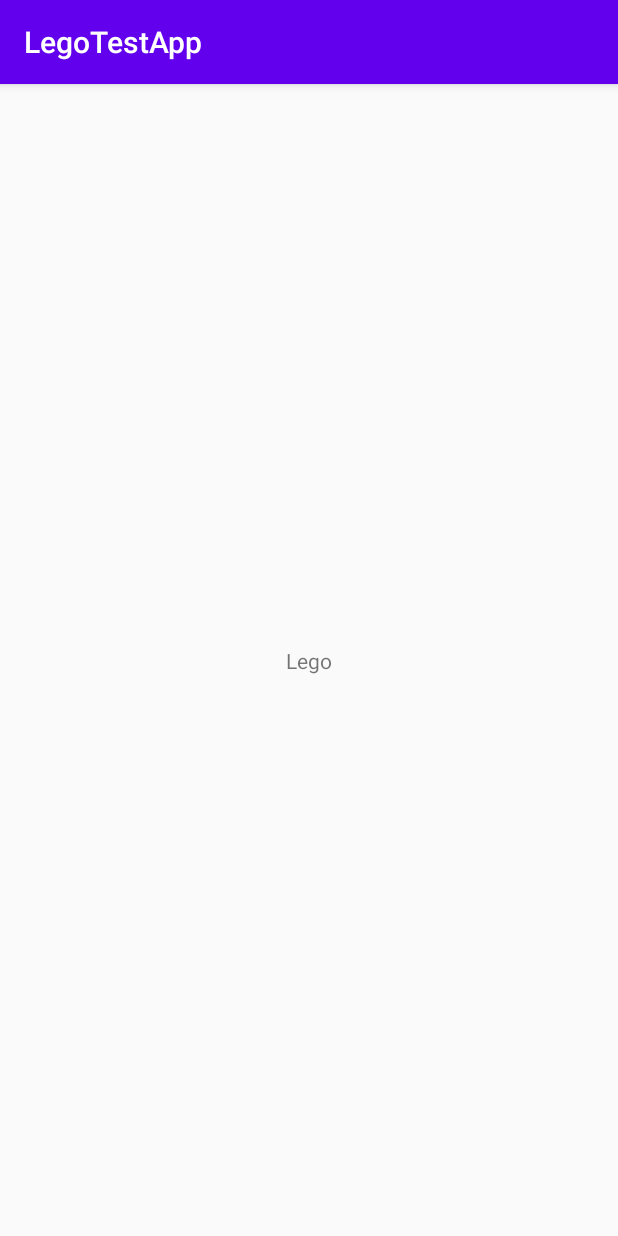
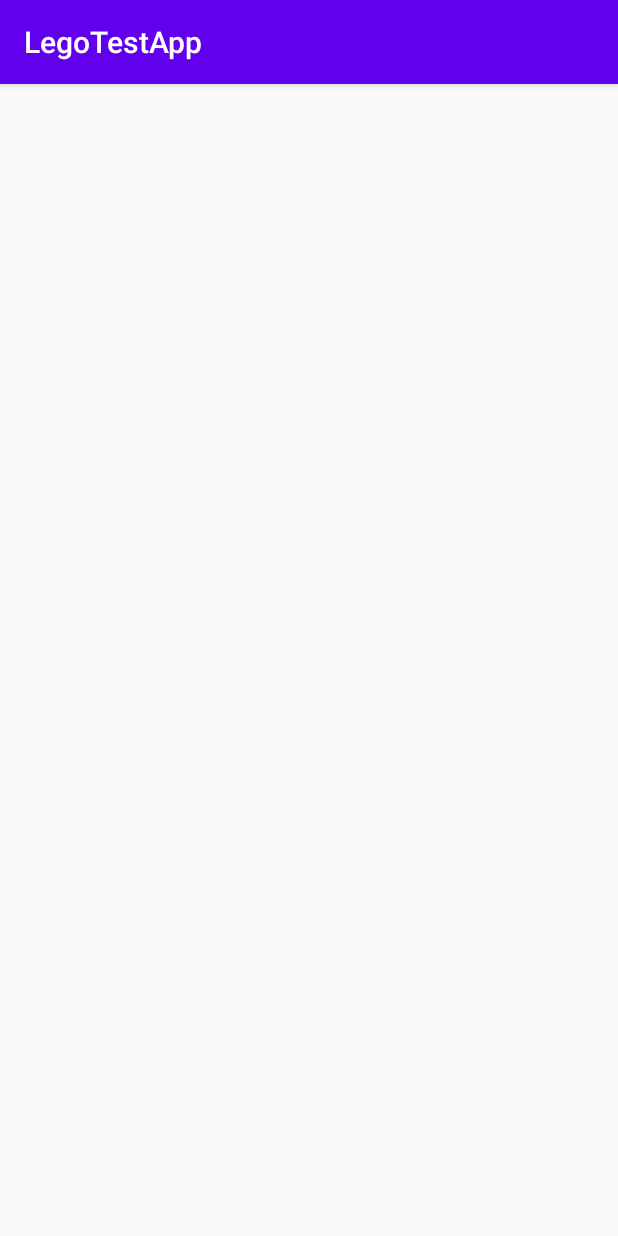
Before and after one commit to AndroidAssociationsCorp/LegoTestApp, an Android app: the screen it shows after launch (MainActivity), on a phone screen of 412 x 824 dp. Run offline under Robolectric (Android 15) with nearby library versions, the light colour scheme and no system bars.

Commit message:
Start screen

```diff
--- a/app/src/main/res/layout/activity_main.xml
+++ b/app/src/main/res/layout/activity_main.xml
@@ -1,18 +1,6 @@
 <?xml version="1.0" encoding="utf-8"?>
 <androidx.constraintlayout.widget.ConstraintLayout xmlns:android="http://schemas.android.com/apk/res/android"
-    xmlns:app="http://schemas.android.com/apk/res-auto"
     xmlns:tools="http://schemas.android.com/tools"
     android:layout_width="match_parent"
     android:layout_height="match_parent"
-    tools:context=".MainActivity">
-
-    <TextView
-        android:layout_width="wrap_content"
-        android:layout_height="wrap_content"
-        android:text="@string/lego"
-        app:layout_constraintBottom_toBottomOf="parent"
-        app:layout_constraintLeft_toLeftOf="parent"
-        app:layout_constraintRight_toRightOf="parent"
-        app:layout_constraintTop_toTopOf="parent" />
-
-</androidx.constraintlayout.widget.ConstraintLayout>
+    tools:context=".MainActivity"/>
--- a/app/src/main/res/values/styles.xml
+++ b/app/src/main/res/values/styles.xml
@@ -8,4 +8,8 @@
         <item name="colorAccent">@color/colorAccent</item>
     </style>
 
+    <style name="RoundedButton" parent="Widget.AppCompat.Button">
+        <item name="android:background">@drawable/rounded_button</item>
+    </style>
+
 </resources>
```
